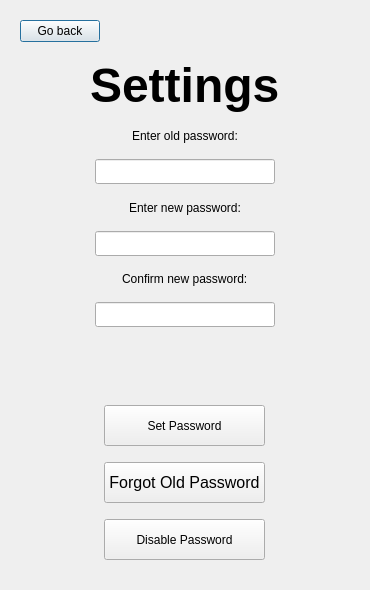
Old version of the form changePasswordPage.ui in the repository danysigha/Clipboard-Manager.
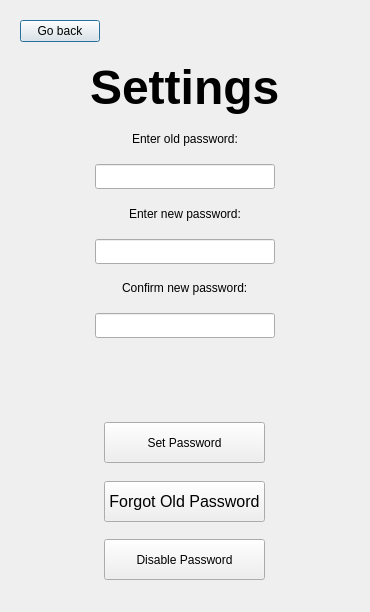
New version of the form.

What changed in the file:
```diff
--- a/changePasswordPage.ui
+++ b/changePasswordPage.ui
@@ -7,7 +7,7 @@
     <x>0</x>
     <y>0</y>
     <width>370</width>
-    <height>590</height>
+    <height>612</height>
    </rect>
   </property>
   <property name="windowTitle">
```
Left out of the diff: 8 changed lines with no effect on the pictures.
